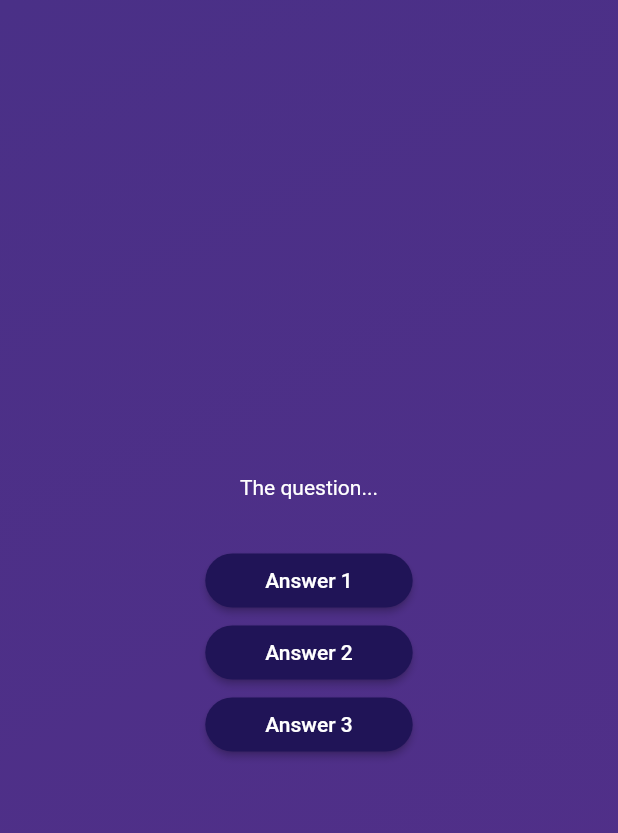
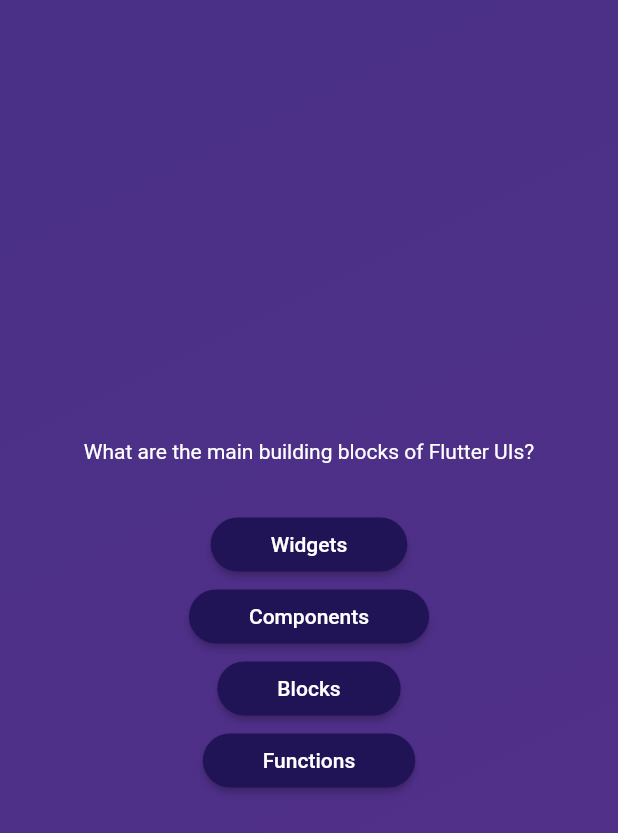
Before and after one commit to kartpop/quiz_app, a Flutter app: the screen it shows after launch, after a tap on "Start Quiz", on a phone screen of 412 x 824 dp. Shown: the top 833 px of the screen. Run offline on Flutter 3.47's test engine with Material 2 defaults, Android fonts, the phone set to English and light mode, and no system bars.

Commit message:
feat: dynamically generate questions and answers on questions screen

```diff
--- a/lib/answer_button.dart
+++ b/lib/answer_button.dart
@@ -1,7 +1,7 @@
 import 'package:flutter/material.dart';
 
 class AnswerButton extends StatelessWidget {
-  AnswerButton(this.answerText, this.onTap, {super.key});
+  const AnswerButton({super.key, required this.answerText, required this.onTap});
 
   final String answerText;
   final void Function() onTap;
--- a/lib/questions_screen.dart
+++ b/lib/questions_screen.dart
@@ -1,5 +1,6 @@
 import 'package:flutter/material.dart';
 import 'package:quiz_app/answer_button.dart';
+import 'package:quiz_app/data/questions.dart';
 
 class QuestionsScreen extends StatefulWidget {
   const QuestionsScreen({super.key});
@@ -13,21 +14,23 @@ class QuestionsScreen extends StatefulWidget {
 class _QuestionsScreen extends State<QuestionsScreen> {
   @override
   Widget build(BuildContext context) {
+    final currentQuestion = questions[0];
+
     return SizedBox(
       width: double.infinity,
       child: Column(
         mainAxisAlignment: MainAxisAlignment.center,
         children: [
-          const Text(
-            'The question...',
-            style: TextStyle(color: Colors.white),
+          Text(
+            currentQuestion.text,
+            style: const TextStyle(color: Colors.white),
           ),
           const SizedBox(
             height: 30,
           ),
-          AnswerButton('Answer 1', () {}),
-          AnswerButton('Answer 2', () {}),
-          AnswerButton('Answer 3', () {}),
+          ...currentQuestion.answers.map(
+            (answer) => AnswerButton(answerText: answer, onTap: () {}),
+          ),
         ],
       ),
     );
```
